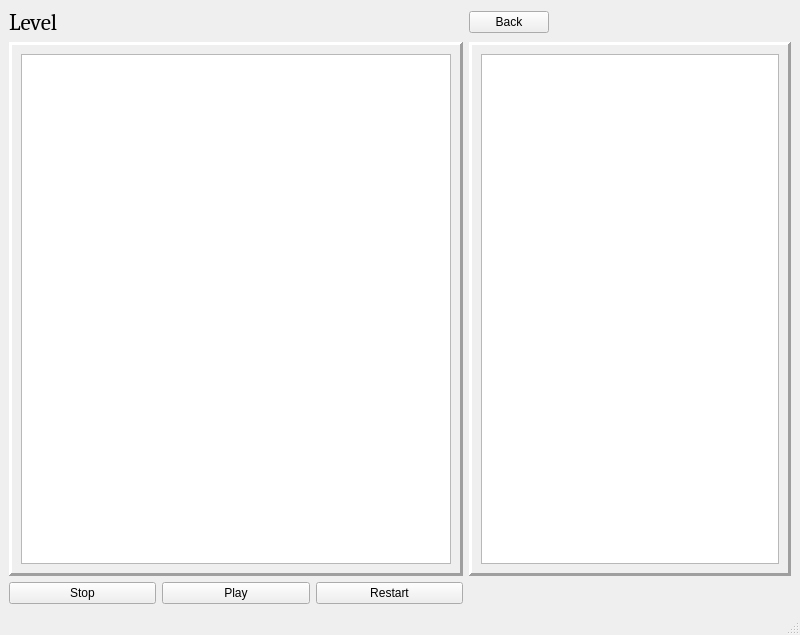
Above: gamewindow.ui from Kalianova/LogicGame before the change. Below: the same form after it.
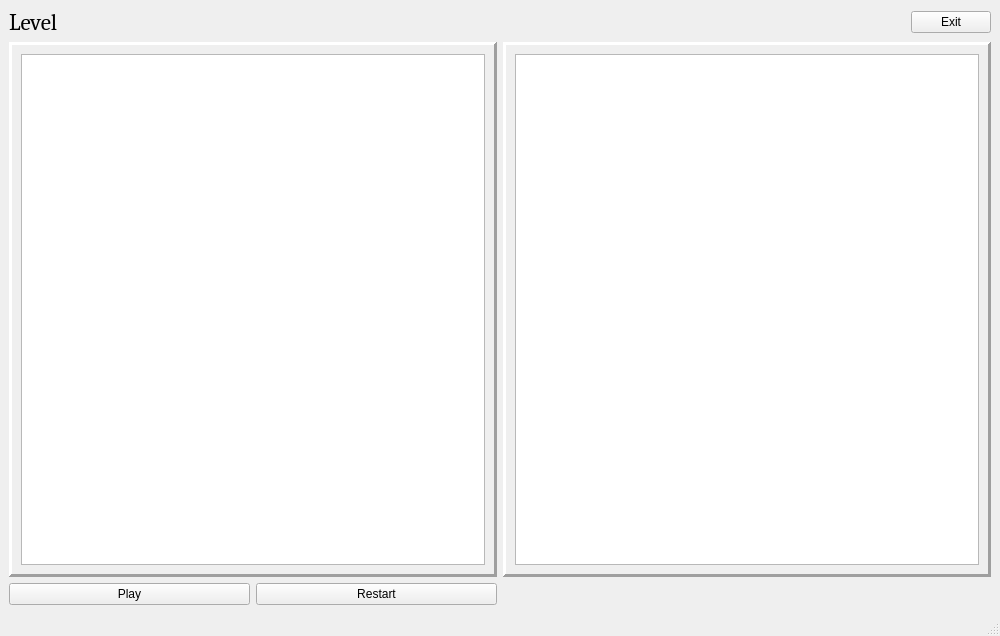
That is the form after the change.

The edit to the form file:
```diff
--- a/gamewindow.ui
+++ b/gamewindow.ui
@@ -6,8 +6,8 @@
    <rect>
     <x>0</x>
     <y>0</y>
-    <width>800</width>
-    <height>635</height>
+    <width>1000</width>
+    <height>636</height>
    </rect>
   </property>
   <property name="minimumSize">
@@ -20,6 +20,9 @@
    <string>MainWindow</string>
   </property>
   <widget class="QWidget" name="centralwidget">
+   <property name="layoutDirection">
+    <enum>Qt::LeftToRight</enum>
+   </property>
    <layout class="QGridLayout" name="gridLayout_3">
     <item row="1" column="1">
      <widget class="QFrame" name="frame_2">
@@ -64,10 +67,10 @@
        </sizepolicy>
       </property>
       <property name="layoutDirection">
-       <enum>Qt::LeftToRight</enum>
+       <enum>Qt::RightToLeft</enum>
       </property>
       <property name="text">
-       <string>Back</string>
+       <string>Exit</string>
       </property>
      </widget>
     </item>
@@ -86,13 +89,6 @@
     </item>
     <item row="2" column="0">
      <layout class="QHBoxLayout" name="horizontalLayout">
-      <item>
-       <widget class="QPushButton" name="Stop">
-        <property name="text">
-         <string>Stop</string>
-        </property>
-       </widget>
-      </item>
       <item>
        <widget class="QPushButton" name="Play">
         <property name="text">
```
Left out of the diff: 2 changed lines with no effect on the pictures.
